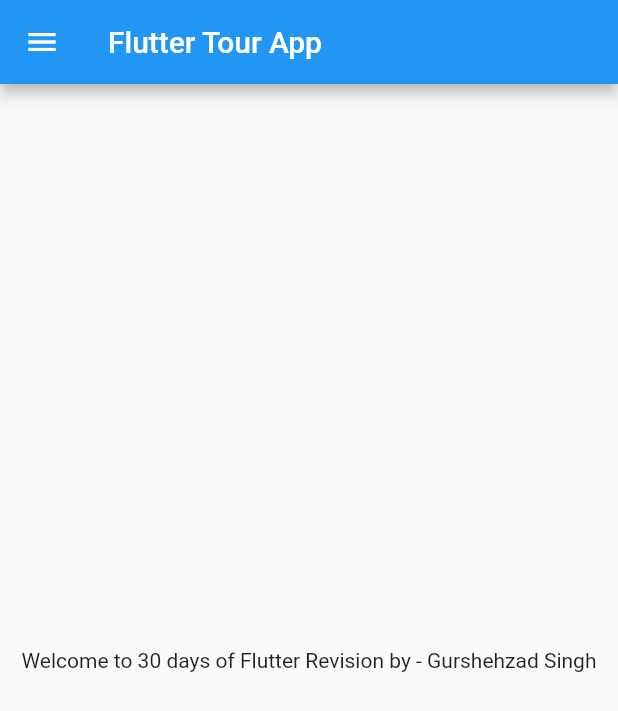
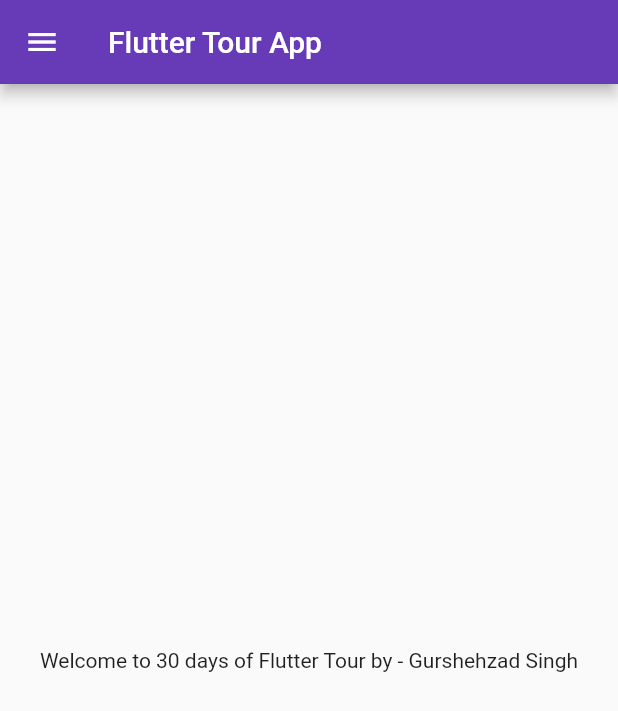
Before and after one commit to GurshehzadSingh/Flutter-Tour, a Flutter app: the screen it shows after launch, on a phone screen of 412 x 824 dp. Shown: the top 711 px of the screen. Run offline on Flutter 3.47's test engine with Material 2 defaults, Android fonts, the light colour scheme and no system bars.

Commit message:
Day 3 completed

```diff
--- a/lib/main.dart
+++ b/lib/main.dart
@@ -1,12 +1,12 @@
 import 'package:flutter/material.dart';
+import 'package:flutter_revision/pages/login_page.dart';
 
-import 'home_page.dart';
+import 'pages/home_page.dart';
 
 void main(){
   runApp(MyApp());
 }
 class MyApp extends StatelessWidget {
-  const MyApp({ Key key }) : super(key: key);
 
   @override
   Widget build(BuildContext context) {
@@ -15,7 +15,17 @@
     //var(any,compiler decides), const
     //final(like const but can be added into it)
    return MaterialApp(
-     home: HomePage(),
+     themeMode: ThemeMode.light,
+     theme: ThemeData(primarySwatch: Colors.deepPurple),
+     darkTheme: ThemeData(
+       brightness: Brightness.dark
+       ) ,
+       initialRoute: "/home",
+     routes: {
+       "/" : (context)=>LoginPage(),
+       "/home" : (context)=>HomePage(),
+       "/login" : (context)=>LoginPage()
+     },
    );
   }
 }
--- a/lib/home_page.dart
+++ b/lib/pages/home_page.dart
@@ -12,7 +12,7 @@
   ),
     body: Center(
      child: Container(
-      child: Text("Welcome to $days days of Flutter Revision by - $name"),
+      child: Text("Welcome to $days days of Flutter Tour by - $name"),
     ),
      ),
      drawer: Drawer(),
```
Also changed, not shown: lib/pages/login_page.dart (added, +19 -0 lines).
